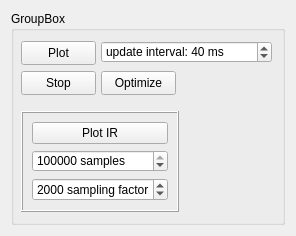
nawww83/pink_noise_generator, file widget.ui: the form before one commit.
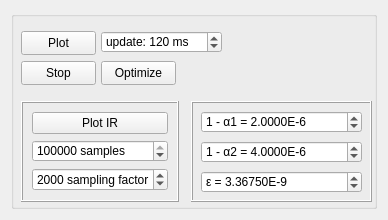
The form after the commit.

Commit message: change some parameters; add settings for DC offset 1; add exact PSD 1/f to plot

```diff
--- a/widget.ui
+++ b/widget.ui
@@ -6,8 +6,8 @@
    <rect>
     <x>0</x>
     <y>0</y>
-    <width>296</width>
-    <height>236</height>
+    <width>388</width>
+    <height>220</height>
    </rect>
   </property>
   <property name="sizePolicy">
@@ -23,13 +23,13 @@
    <item>
     <widget class="QGroupBox" name="groupBox">
      <property name="title">
-      <string>GroupBox</string>
+      <string/>
      </property>
      <widget class="QPushButton" name="btn_plot">
       <property name="geometry">
        <rect>
         <x>10</x>
-        <y>30</y>
+        <y>20</y>
         <width>75</width>
         <height>24</height>
        </rect>
@@ -45,7 +45,7 @@
       <property name="geometry">
        <rect>
         <x>10</x>
-        <y>60</y>
+        <y>50</y>
         <width>75</width>
         <height>24</height>
        </rect>
@@ -58,7 +58,7 @@
       <property name="geometry">
        <rect>
         <x>90</x>
-        <y>60</y>
+        <y>50</y>
         <width>75</width>
         <height>24</height>
        </rect>
@@ -74,8 +74,8 @@
       <property name="geometry">
        <rect>
         <x>90</x>
-        <y>30</y>
-        <width>171</width>
+        <y>20</y>
+        <width>121</width>
         <height>22</height>
        </rect>
       </property>
@@ -83,26 +83,26 @@
        <string> ms</string>
       </property>
       <property name="prefix">
-       <string>update interval: </string>
+       <string>update: </string>
       </property>
       <property name="minimum">
        <number>10</number>
       </property>
       <property name="maximum">
-       <number>1000</number>
+       <number>5000</number>
       </property>
       <property name="singleStep">
        <number>10</number>
       </property>
       <property name="value">
-       <number>40</number>
+       <number>120</number>
       </property>
      </widget>
      <widget class="QFrame" name="frame">
       <property name="geometry">
        <rect>
         <x>10</x>
-        <y>100</y>
+        <y>90</y>
         <width>158</width>
         <height>101</height>
        </rect>
@@ -164,6 +164,109 @@
        </item>
       </layout>
      </widget>
+     <widget class="QFrame" name="frame_dc_offset_1_parameters">
+      <property name="geometry">
+       <rect>
+        <x>180</x>
+        <y>90</y>
+        <width>181</width>
+        <height>101</height>
+       </rect>
+      </property>
+      <property name="toolTip">
+       <string>Параметры фильтра-корректора DC offset</string>
+      </property>
+      <property name="frameShape">
+       <enum>QFrame::Shape::Box</enum>
+      </property>
+      <property name="frameShadow">
+       <enum>QFrame::Shadow::Raised</enum>
+      </property>
+      <widget class="QDoubleSpinBox" name="spbx_alpha_1">
+       <property name="geometry">
+        <rect>
+         <x>10</x>
+         <y>10</y>
+         <width>161</width>
+         <height>22</height>
+        </rect>
+       </property>
+       <property name="prefix">
+        <string>1 - α1 = </string>
+       </property>
+       <property name="suffix">
+        <string>E-6</string>
+       </property>
+       <property name="decimals">
+        <number>4</number>
+       </property>
+       <property name="maximum">
+        <double>10000.000000000000000</double>
+       </property>
+       <property name="singleStep">
+        <double>0.100000000000000</double>
+       </property>
+       <property name="value">
+        <double>2.000000000000000</double>
+       </property>
+      </widget>
+      <widget class="QDoubleSpinBox" name="spbx_alpha_2">
+       <property name="geometry">
+        <rect>
+         <x>10</x>
+         <y>40</y>
+         <width>161</width>
+         <height>22</height>
+        </rect>
+       </property>
+       <property name="prefix">
+        <string>1 - α2 = </string>
+       </property>
+       <property name="suffix">
+        <string>E-6</string>
+       </property>
+       <property name="decimals">
+        <number>4</number>
+       </property>
+       <property name="maximum">
+        <double>10000.000000000000000</double>
+       </property>
+       <property name="singleStep">
+        <double>0.100000000000000</double>
+       </property>
+       <property name="value">
+        <double>4.000000000000000</double>
+       </property>
+      </widget>
+      <widget class="QDoubleSpinBox" name="spbx_epsilon">
+       <property name="geometry">
+        <rect>
+         <x>10</x>
+         <y>70</y>
+         <width>161</width>
+         <height>22</height>
+        </rect>
+       </property>
+       <property name="prefix">
+        <string>ε = </string>
+       </property>
+       <property name="suffix">
+        <string>E-9</string>
+       </property>
+       <property name="decimals">
+        <number>5</number>
+       </property>
+       <property name="maximum">
+        <double>10000.000000000000000</double>
+       </property>
+       <property name="singleStep">
+        <double>0.001000000000000</double>
+       </property>
+       <property name="value">
+        <double>3.367500000000000</double>
+       </property>
+      </widget>
+     </widget>
     </widget>
    </item>
   </layout>
```
Left out of the diff: 2 changed lines with no effect on the pictures. The commit also changes 4 other files.
